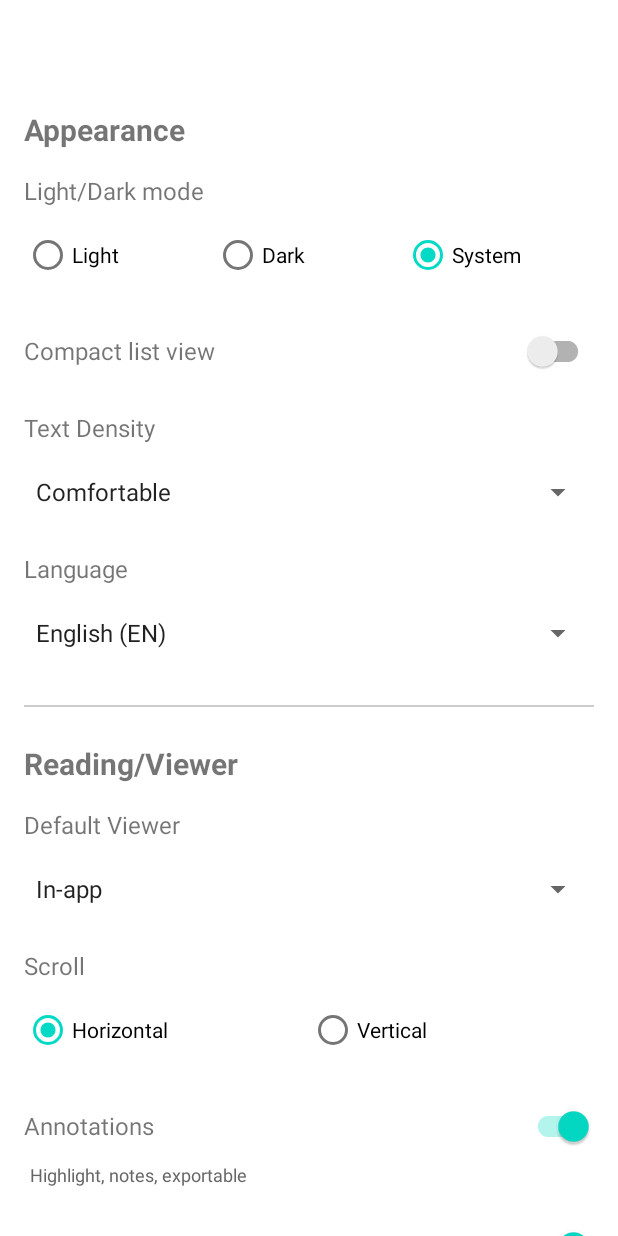
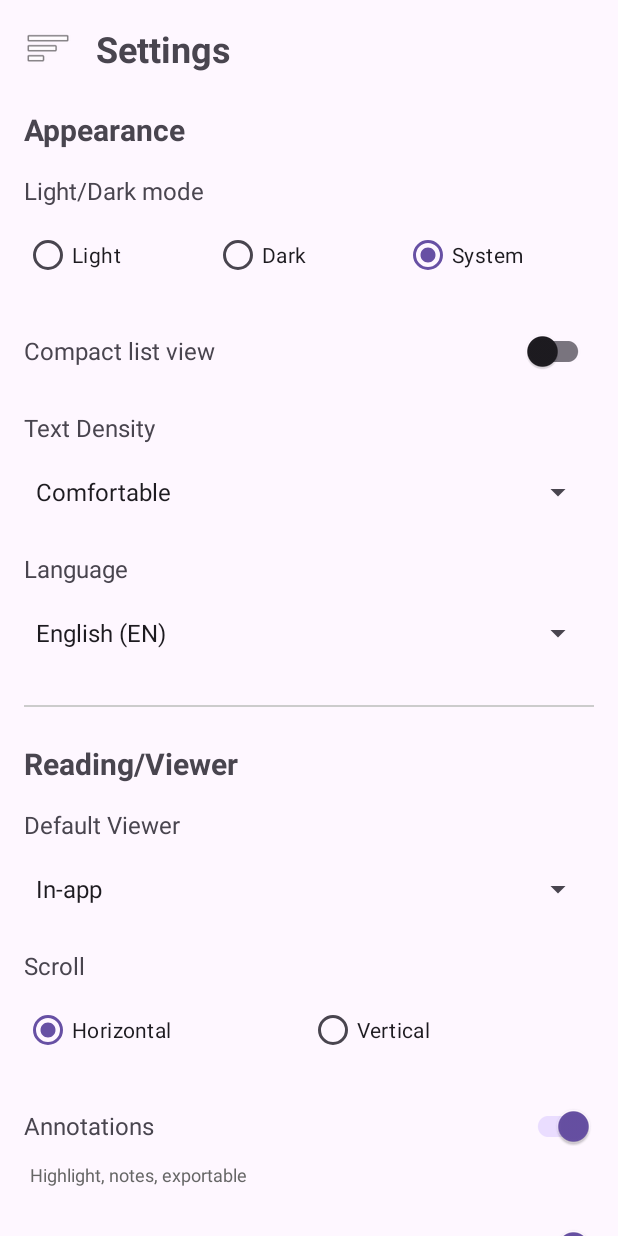
Before and after one commit to SiPhung953/Lianac, an Android app: the screen it shows after launch (MainActivity), on a phone screen of 412 x 824 dp. Run offline under Robolectric (Android 15) with nearby library versions, the phone set to English and light mode, and no system bars.

Commit message:
Revert "SettingsFragment test 2.0"
This reverts commit dcd00bbcc5eda94a981ecc81f01114036cf97a7a.

```diff
--- a/app/src/main/AndroidManifest.xml
+++ b/app/src/main/AndroidManifest.xml
@@ -8,10 +8,11 @@
         android:dataExtractionRules="@xml/data_extraction_rules"
         android:fullBackupContent="@xml/backup_rules"
         android:icon="@mipmap/ic_launcher"
+        android:label="@string/app_name"
         android:roundIcon="@mipmap/ic_launcher_round"
         android:supportsRtl="true"
-        android:theme="@style/AppTheme">
-    <activity
+        android:theme="@style/Theme.Lianac">
+        <activity
             android:name=".MainActivity"
             android:exported="true">
             <intent-filter>
--- a/app/src/main/java/vn/edu/lianac/MainActivity.java
+++ b/app/src/main/java/vn/edu/lianac/MainActivity.java
@@ -3,16 +3,11 @@ package vn.edu.lianac;
 import android.os.Bundle;
 import androidx.appcompat.app.AppCompatActivity;
 import androidx.fragment.app.FragmentTransaction;
-import android.content.SharedPreferences;
-import androidx.appcompat.app.AppCompatDelegate;
+
 public class MainActivity extends AppCompatActivity {
 
     @Override
     protected void onCreate(Bundle savedInstanceState) {
-        SharedPreferences prefs = getSharedPreferences("SettingsPrefs", MODE_PRIVATE);
-        int themeMode = prefs.getInt("theme_mode", AppCompatDelegate.MODE_NIGHT_FOLLOW_SYSTEM);
-        AppCompatDelegate.setDefaultNightMode(themeMode);
-
         super.onCreate(savedInstanceState);
         setContentView(R.layout.activity_main);
 
--- a/app/src/main/java/vn/edu/lianac/SettingsFragment.java
+++ b/app/src/main/java/vn/edu/lianac/SettingsFragment.java
@@ -5,11 +5,8 @@ import android.content.Intent;
 import android.content.SharedPreferences;
 import android.content.pm.PackageManager;
 import android.content.pm.ResolveInfo;
-import android.content.res.Configuration;
 import android.net.Uri;
-import android.os.Build;
 import android.os.Bundle;
-import android.os.Handler;
 import android.view.LayoutInflater;
 import android.view.View;
 import android.view.ViewGroup;
@@ -23,7 +20,7 @@ import androidx.annotation.NonNull;
 import androidx.annotation.Nullable;
 import androidx.appcompat.app.AppCompatDelegate;
 import androidx.appcompat.widget.SwitchCompat;
-import androidx.core.content.FileProvider;
+import androidx.core.os.LocaleListCompat;
 import androidx.fragment.app.Fragment;
 
 import java.io.File;
@@ -51,11 +48,6 @@ public class SettingsFragment extends Fragment {
     private SwitchCompat switchCompactList, switchAnnotations, switchAutoSave;
     private Spinner spinnerTextDensity, spinnerLanguage, spinnerDefaultViewer;
     private View layoutInAppSettings;
-
-    // Flags để tránh trigger listeners khi load settings lần đầu
-    private boolean isLanguageInitialLoad = true;
-    private boolean isTextDensityInitialLoad = true;
-    private boolean isViewerInitialLoad = true;
 
     @Nullable
     @Override
@@ -193,47 +185,27 @@ public class SettingsFragment extends Fragment {
         // Compact List Listener
         switchCompactList.setOnCheckedChangeListener((buttonView, isChecked) -> {
             sharedPreferences.edit().putBoolean(KEY_COMPACT_LIST, isChecked).apply();
-            // Bỏ Toast nếu không cần thiết
-            // Toast.makeText(requireContext(), "Compact list: " + (isChecked ? "ON" : "OFF"),
-            //         Toast.LENGTH_SHORT).show();
+            Toast.makeText(requireContext(), "Compact list: " + (isChecked ? "ON" : "OFF"),
+                    Toast.LENGTH_SHORT).show();
         });
 
         // Text Density Listener
         spinnerTextDensity.setOnItemSelectedListener(new AdapterView.OnItemSelectedListener() {
             @Override
             public void onItemSelected(AdapterView<?> parent, View view, int position, long id) {
-                // Bỏ qua lần đầu tiên (khi load settings)
-                if (isTextDensityInitialLoad) {
-                    isTextDensityInitialLoad = false;
-                    return;
-                }
-
-                int currentDensity = sharedPreferences.getInt(KEY_TEXT_DENSITY, 0);
-                if (currentDensity != position) {
                 sharedPreferences.edit().putInt(KEY_TEXT_DENSITY, position).apply();
-                }
             }
 
             @Override
             public void onNothingSelected(AdapterView<?> parent) {}
         });
 
-        // Language Listener - ✅ FIX: Không hiện toast khi load lần đầu
+        // Language Listener
         spinnerLanguage.setOnItemSelectedListener(new AdapterView.OnItemSelectedListener() {
             @Override
             public void onItemSelected(AdapterView<?> parent, View view, int position, long id) {
-                // Bỏ qua lần đầu tiên (khi load settings)
-                if (isLanguageInitialLoad) {
-                    isLanguageInitialLoad = false;
-                    return;
-                }
-
-                // Kiểm tra xem language có thực sự thay đổi không
-                int currentLanguage = sharedPreferences.getInt(KEY_LANGUAGE, 0);
-                if (currentLanguage != position) {
                 sharedPreferences.edit().putInt(KEY_LANGUAGE, position).apply();
                 changeLanguage(position);
-                }
             }
 
             @Override
@@ -244,14 +216,6 @@ public class SettingsFragment extends Fragment {
         spinnerDefaultViewer.setOnItemSelectedListener(new AdapterView.OnItemSelectedListener() {
             @Override
             public void onItemSelected(AdapterView<?> parent, View view, int position, long id) {
-                // Bỏ qua lần đầu tiên (khi load settings)
-                if (isViewerInitialLoad) {
-                    isViewerInitialLoad = false;
-                    return;
-                }
-
-                int currentViewer = sharedPreferences.getInt(KEY_DEFAULT_VIEWER, 0);
-                if (currentViewer != position) {
                 sharedPreferences.edit().putInt(KEY_DEFAULT_VIEWER, position).apply();
 
                 if (position == 0) {
@@ -260,7 +224,6 @@ public class SettingsFragment extends Fragment {
                 } else {
                     // External PDF app selected
                     layoutInAppSettings.setVisibility(View.GONE);
-                    }
                 }
             }
 
@@ -288,63 +251,30 @@ public class SettingsFragment extends Fragment {
     private void changeLanguage(int position) {
         String languageCode = (position == 0) ? "en" : "vi";
 
-        // Lưu language preference
-        sharedPreferences.edit().putString("app_language", languageCode).apply();
+        // Sử dụng AppCompatDelegate để thay đổi ngôn ngữ
+        LocaleListCompat appLocale = LocaleListCompat.forLanguageTags(languageCode);
+        AppCompatDelegate.setApplicationLocales(appLocale);
 
-        // Đổi locale
-        Locale locale = new Locale(languageCode);
-        Locale.setDefault(locale);
-
-        Configuration config = new Configuration();
-        if (Build.VERSION.SDK_INT >= Build.VERSION_CODES.N) {
-            config.setLocale(locale);
-        } else {
-            config.locale = locale;
+        Toast.makeText(requireContext(),
+                "Language changed to " + (position == 0 ? "English" : "Tiếng Việt"),
+                Toast.LENGTH_SHORT).show();
     }
 
-        requireContext().getResources().updateConfiguration(config,
-                requireContext().getResources().getDisplayMetrics());
-
-        // Hiển thị toast TRƯỚC KHI restart
-        String message = position == 0 ? "Language changed to English" : "Ngôn ngữ đã đổi sang Tiếng Việt";
-        Toast.makeText(requireContext(), message, Toast.LENGTH_SHORT).show();
-
-        // RESTART Activity sau một chút delay để toast hiển thị
-        new Handler().postDelayed(new Runnable() {
-            @Override
-            public void run() {
-                requireActivity().recreate();
-            }
-        }, 500); // 500ms delay
-    }
-
-    // Method để mở PDF với External App - ✅ FIX: Hỗ trợ FileProvider cho Android 7.0+
+    // Method để mở PDF với External App
     public void openPDFWithExternalApp(String pdfPath) {
         int viewerPreference = sharedPreferences.getInt(KEY_DEFAULT_VIEWER, 0);
 
         if (viewerPreference == 1) { // External PDF app
             File file = new File(pdfPath);
-
-            // Sử dụng FileProvider cho Android 7.0+
-            Uri uri;
-            if (Build.VERSION.SDK_INT >= Build.VERSION_CODES.N) {
-                uri = FileProvider.getUriForFile(
-                        requireContext(),
-                        requireContext().getPackageName() + ".fileprovider",
-                        file
-                );
-            } else {
-                uri = Uri.fromFile(file);
-            }
+            Uri uri = Uri.fromFile(file);
 
             Intent intent = new Intent(Intent.ACTION_VIEW);
             intent.setDataAndType(uri, "application/pdf");
-            intent.setFlags(Intent.FLAG_GRANT_READ_URI_PERMISSION);
+            intent.setFlags(Intent.FLAG_ACTIVITY_NO_HISTORY);
 
             // Kiểm tra xem có app nào có thể mở PDF không
             PackageManager pm = requireContext().getPackageManager();
-            List<ResolveInfo> activities = pm.queryIntentActivities(intent,
-                    PackageManager.MATCH_DEFAULT_ONLY);
+            List<ResolveInfo> activities = pm.queryIntentActivities(intent, 0);
 
             if (activities.size() > 0) {
                 // Tạo chooser để người dùng chọn app
@@ -384,9 +314,4 @@ public class SettingsFragment extends Fragment {
     public int getDefaultViewer() {
         return sharedPreferences.getInt(KEY_DEFAULT_VIEWER, 0);
     }
-
-    public String getTextDensity() {
-        int density = sharedPreferences.getInt(KEY_TEXT_DENSITY, 0);
-        return density == 0 ? "comfortable" : "compact";
 }
-}
--- a/app/src/main/res/layout/fragment_settings.xml
+++ b/app/src/main/res/layout/fragment_settings.xml
@@ -19,9 +19,17 @@
             android:gravity="center_vertical"
             android:paddingBottom="16dp">
 
+            <ImageView
+                android:id="@+id/btnMenu"
+                android:layout_width="32dp"
+                android:layout_height="32dp"
+                android:src="@android:drawable/ic_menu_sort_by_size"
+                android:contentDescription="Menu"/>
+
             <TextView
                 android:layout_width="wrap_content"
                 android:layout_height="wrap_content"
+                android:text="@string/settings"
                 android:textSize="24sp"
                 android:textStyle="bold"
                 android:layout_marginStart="16dp"/>
--- a/app/src/main/res/values-night/themes.xml
+++ b/app/src/main/res/values-night/themes.xml
@@ -1,11 +1,7 @@
-<resources>
-    <!-- Dark Theme -->
-    <style name="AppTheme" parent="Theme.MaterialComponents.DayNight.NoActionBar">
-        <item name="colorPrimary">#BB86FC</item>
-        <item name="colorPrimaryDark">#3700B3</item>
-        <item name="colorAccent">#03DAC5</item>
-        <item name="android:windowBackground">#121212</item>
-        <item name="android:colorBackground">#121212</item>
-        <item name="android:textColor">#FFFFFF</item>
+<resources xmlns:tools="http://schemas.android.com/tools">
+    <!-- Base application theme. -->
+    <style name="Base.Theme.Lianac" parent="Theme.Material3.DayNight.NoActionBar">
+        <!-- Customize your dark theme here. -->
+        <!-- <item name="colorPrimary">@color/my_dark_primary</item> -->
     </style>
 </resources>
--- a/app/src/main/res/values/colors.xml
+++ b/app/src/main/res/values/colors.xml
@@ -2,5 +2,4 @@
 <resources>
     <color name="black">#FF000000</color>
     <color name="white">#FFFFFFFF</color>
-    <color name="dark_background">#121212</color>
 </resources>
--- a/app/src/main/res/values/strings.xml
+++ b/app/src/main/res/values/strings.xml
@@ -1,4 +1,10 @@
+<?xml version="1.0" encoding="utf-8"?>
 <resources>
+    <string name="app_name">My Application</string>
+
+    <!-- Settings -->
+    <string name="settings">Settings</string>
+
     <!-- Appearance -->
     <string name="appearance">Appearance</string>
     <string name="light_dark_mode">Light/Dark mode</string>
--- a/app/src/main/res/values/themes.xml
+++ b/app/src/main/res/values/themes.xml
@@ -1,10 +1,9 @@
-<resources>
-    <!-- Light Theme -->
-    <style name="AppTheme" parent="Theme.MaterialComponents.Light.NoActionBar">
-        <item name="colorPrimary">#6200EE</item>
-        <item name="colorPrimaryDark">#3700B3</item>
-        <item name="colorAccent">#03DAC5</item>
-        <item name="android:windowBackground">@color/white</item>
-        <item name="android:colorBackground">@color/white</item>
+<resources xmlns:tools="http://schemas.android.com/tools">
+    <!-- Base application theme. -->
+    <style name="Base.Theme.Lianac" parent="Theme.Material3.DayNight.NoActionBar">
+        <!-- Customize your light theme here. -->
+        <!-- <item name="colorPrimary">@color/my_light_primary</item> -->
     </style>
+
+    <style name="Theme.Lianac" parent="Base.Theme.Lianac" />
 </resources>
```
Also changed, not shown: 1 other file. Lines whose indentation alone changed are shown as unchanged.
